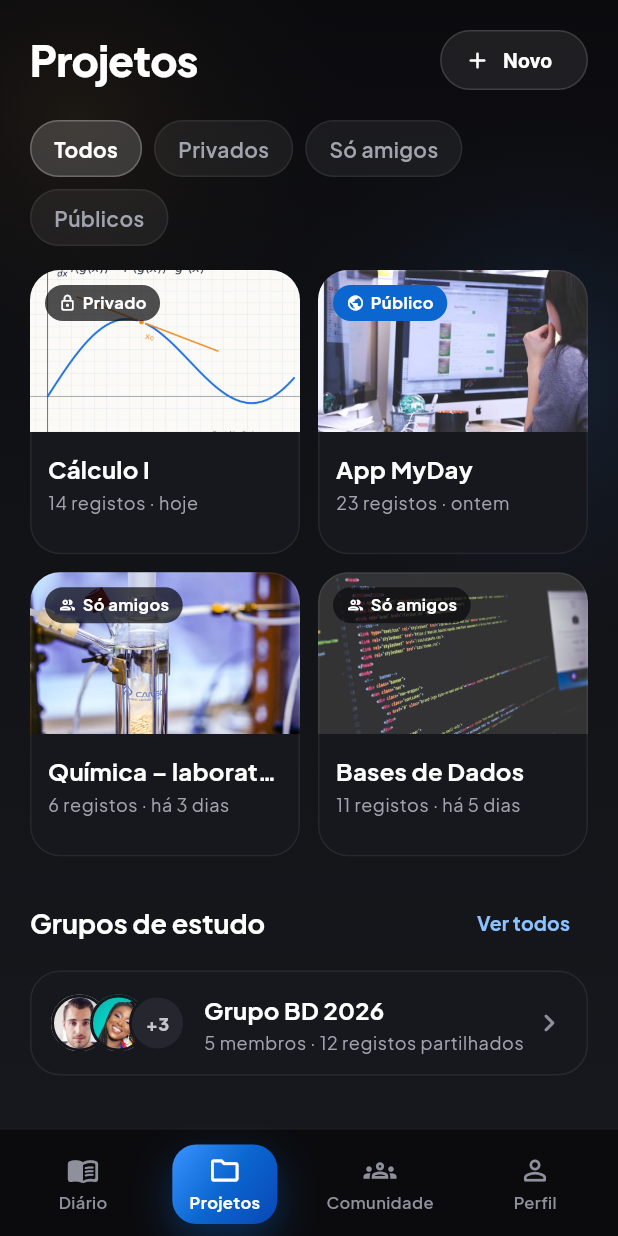
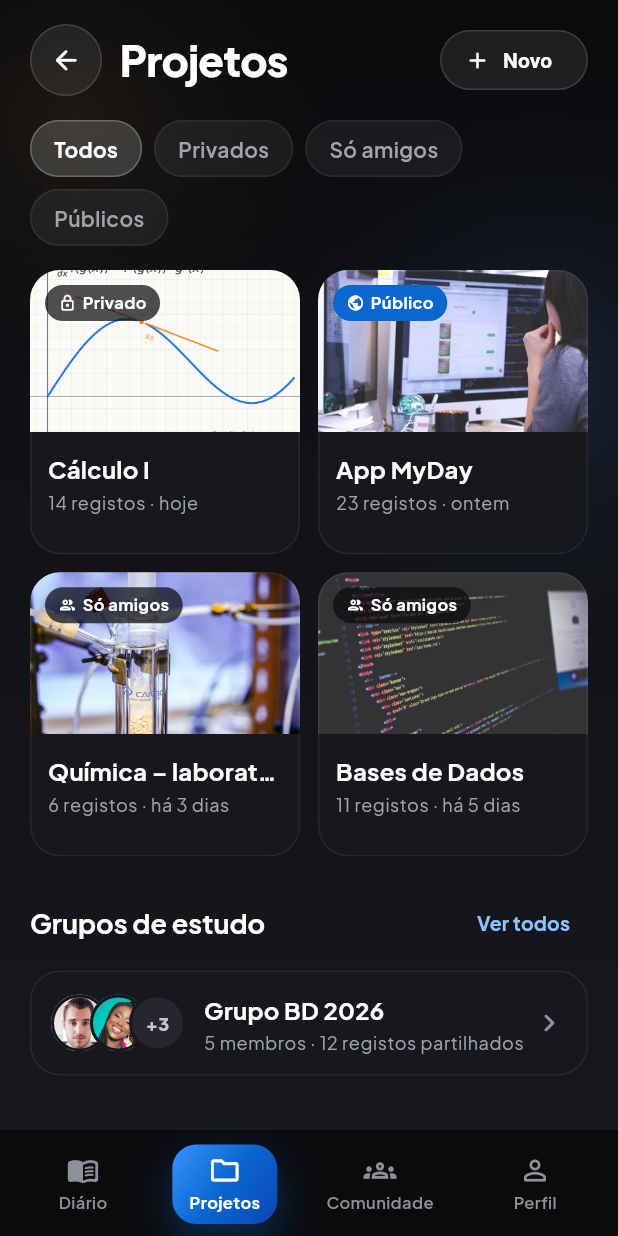
Before and after one commit to Lurdes12KasisaFerraz1/MyDay_G05, a Flutter app: the MainScreen screen opened by its route, item 2 of the bottom bar chosen, on a phone screen of 412 x 824 dp. Run offline on Flutter 3.47's test engine with Material 3 defaults, Android fonts, the phone set to English and light mode, and no system bars; our stand-ins replace geolocator; accounts and stored records are empty.

Commit message:
Botões de voltar nos separadores e no novo registo

```diff
--- a/05_Artefactos/myday_app/lib/views/screens/community_screen.dart
+++ b/05_Artefactos/myday_app/lib/views/screens/community_screen.dart
@@ -11,9 +11,10 @@ import '../widgets/post_card.dart';
 import '../widgets/round_icon_button.dart';
 
 class CommunityScreen extends StatelessWidget {
-  const CommunityScreen({super.key, required this.communityController});
+  const CommunityScreen({super.key, required this.communityController, required this.onBack});
 
   final CommunityController communityController;
+  final VoidCallback onBack;
 
   @override
   Widget build(BuildContext context) {
@@ -27,6 +28,8 @@ class CommunityScreen extends StatelessWidget {
           children: [
             Row(
               children: [
+                RoundIconButton(icon: Icons.arrow_back_rounded, tooltip: 'Voltar ao Diário', onPressed: onBack),
+                const SizedBox(width: 12),
                 Image.asset(AppImages.logoIcon, height: 30),
                 const SizedBox(width: 10),
                 Expanded(child: Text('Comunidade', style: Theme.of(context).textTheme.headlineMedium)),
--- a/05_Artefactos/myday_app/lib/views/screens/main_screen.dart
+++ b/05_Artefactos/myday_app/lib/views/screens/main_screen.dart
@@ -43,8 +43,21 @@ class _MainScreenState extends State<MainScreen> {
 
   void _openNewEntry() => Navigator.pushNamed(context, AppRoutes.newEntry);
 
+  void _backToDiary() => setState(() => _currentTab = _diaryTab);
+
   @override
   Widget build(BuildContext context) {
+    // O botão "voltar" do sistema regressa primeiro ao Diário antes de sair.
+    return PopScope(
+      canPop: _currentTab == _diaryTab,
+      onPopInvokedWithResult: (didPop, _) {
+        if (!didPop) _backToDiary();
+      },
+      child: _buildScaffold(),
+    );
+  }
+
+  Widget _buildScaffold() {
     return Scaffold(
       body: AppBackground(
         child: SafeArea(
@@ -56,11 +69,12 @@ class _MainScreenState extends State<MainScreen> {
                 diaryController: widget.diaryController,
                 authController: widget.authController,
               ),
-              ProjectsScreen(projectController: widget.projectController),
-              CommunityScreen(communityController: widget.communityController),
+              ProjectsScreen(projectController: widget.projectController, onBack: _backToDiary),
+              CommunityScreen(communityController: widget.communityController, onBack: _backToDiary),
               ProfileScreen(
                 authController: widget.authController,
                 settingsController: widget.settingsController,
+                onBack: _backToDiary,
               ),
             ],
           ),
--- a/05_Artefactos/myday_app/lib/views/screens/projects_screen.dart
+++ b/05_Artefactos/myday_app/lib/views/screens/projects_screen.dart
@@ -6,12 +6,14 @@ import '../../utils/app_colors.dart';
 import '../../utils/messages.dart';
 import '../widgets/choice_tabs.dart';
 import '../widgets/project_card.dart';
+import '../widgets/round_icon_button.dart';
 import '../widgets/section_header.dart';
 
 class ProjectsScreen extends StatelessWidget {
-  const ProjectsScreen({super.key, required this.projectController});
+  const ProjectsScreen({super.key, required this.projectController, required this.onBack});
 
   final ProjectController projectController;
+  final VoidCallback onBack;
 
   static const List<EntryVisibility?> _filters = [
     null,
@@ -41,6 +43,8 @@ class ProjectsScreen extends StatelessWidget {
           children: [
             Row(
               children: [
+                RoundIconButton(icon: Icons.arrow_back_rounded, tooltip: 'Voltar ao Diário', onPressed: onBack),
+                const SizedBox(width: 12),
                 Expanded(child: Text('Projetos', style: Theme.of(context).textTheme.headlineMedium)),
                 FilledButton.icon(
                   onPressed: () => showNotAvailable(context, 'A criação de projetos'),
```
Also changed, not shown: 05_Artefactos/myday_app/lib/views/screens/profile_screen.dart (+12 -1 lines).
